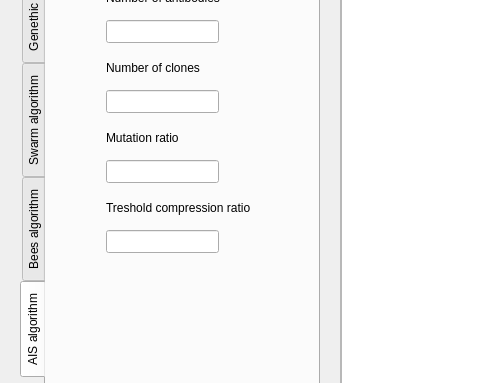
XoneKone/GeneticAlgorithms, file GenAlgo/gui.ui: the form before one commit; both pictures show x 0 to 480 and y 92 to 475 of the 1350 by 800 pixel window.
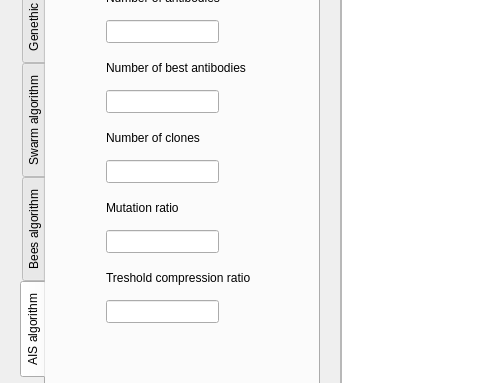
The form after the commit. The open tabs and pages were chosen to show the change.

The edit to the form file:
```diff
--- a/GenAlgo/gui.ui
+++ b/GenAlgo/gui.ui
@@ -438,7 +438,7 @@
      <property name="geometry">
       <rect>
        <x>60</x>
-       <y>120</y>
+       <y>190</y>
        <width>141</width>
        <height>16</height>
       </rect>
@@ -464,27 +464,27 @@
      <property name="geometry">
       <rect>
        <x>60</x>
-       <y>220</y>
-       <width>113</width>
-       <height>23</height>
-      </rect>
-     </property>
-    </widget>
-    <widget class="QLineEdit" name="threshold_compression_ratio">
-     <property name="geometry">
-      <rect>
-       <x>60</x>
        <y>290</y>
        <width>113</width>
        <height>23</height>
       </rect>
      </property>
     </widget>
+    <widget class="QLineEdit" name="threshold_compression_ratio">
+     <property name="geometry">
+      <rect>
+       <x>60</x>
+       <y>360</y>
+       <width>113</width>
+       <height>23</height>
+      </rect>
+     </property>
+    </widget>
     <widget class="QLabel" name="label_mutation_ratio">
      <property name="geometry">
       <rect>
        <x>60</x>
-       <y>190</y>
+       <y>260</y>
        <width>141</width>
        <height>16</height>
       </rect>
@@ -497,7 +497,7 @@
      <property name="geometry">
       <rect>
        <x>60</x>
-       <y>260</y>
+       <y>330</y>
        <width>181</width>
        <height>16</height>
       </rect>
@@ -517,6 +517,29 @@
      </property>
     </widget>
     <widget class="QLineEdit" name="number_of_clones">
+     <property name="geometry">
+      <rect>
+       <x>60</x>
+       <y>220</y>
+       <width>113</width>
+       <height>23</height>
+      </rect>
+     </property>
+    </widget>
+    <widget class="QLabel" name="label_number_of_best_antibodies">
+     <property name="geometry">
+      <rect>
+       <x>60</x>
+       <y>120</y>
+       <width>161</width>
+       <height>16</height>
+      </rect>
+     </property>
+     <property name="text">
+      <string>Number of best antibodies</string>
+     </property>
+    </widget>
+    <widget class="QLineEdit" name="number_of_best_antibodies">
      <property name="geometry">
       <rect>
        <x>60</x>
```
Left out of the diff: 2 changed lines with no effect on the pictures.
